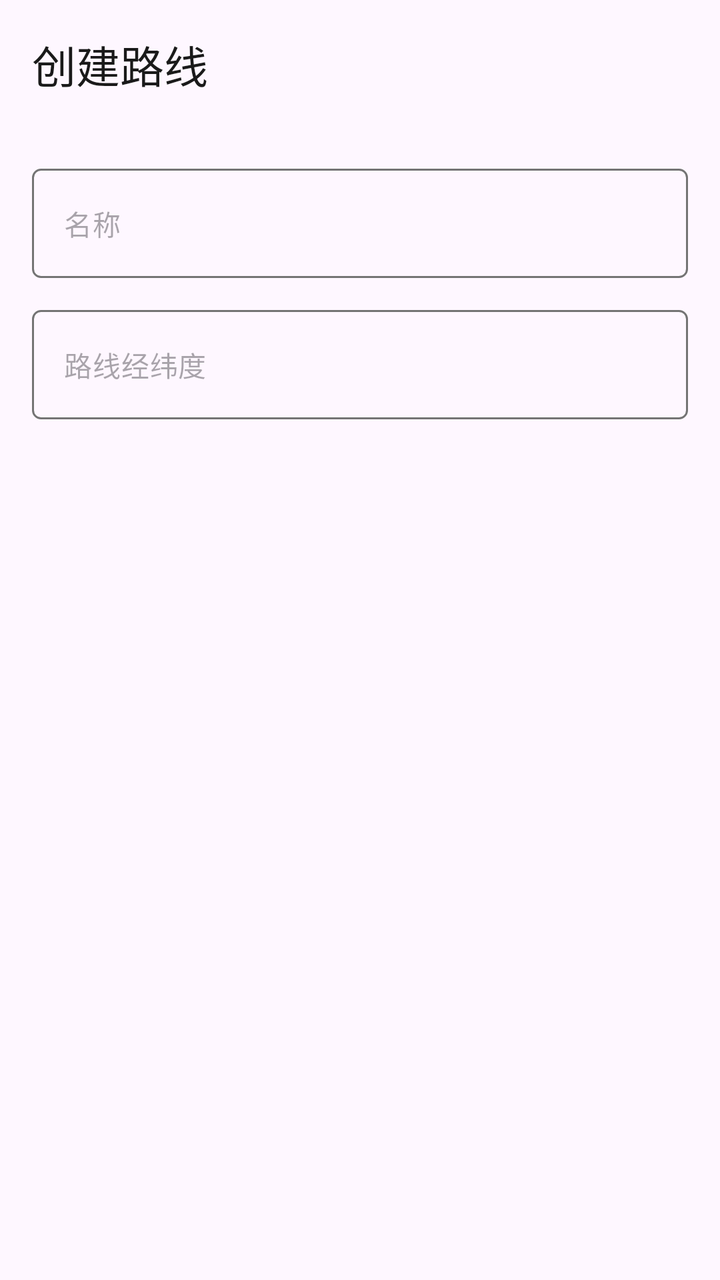
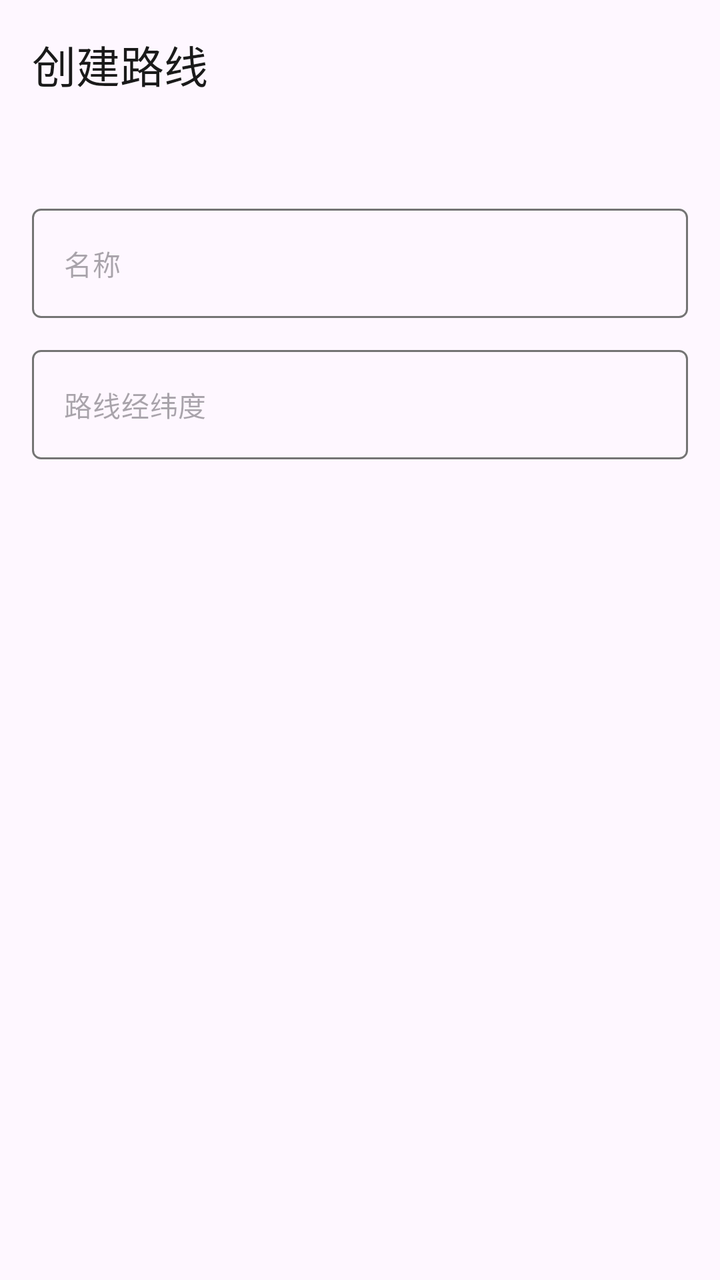

Two renders of the same Android screen: before a commit and after it. Below are the layout's source before the change and the commit's diff.
<!-- AndroidManifest.xml: application theme AppTheme -->
<!-- res/layout/dialog_add_route.xml -->
<?xml version="1.0" encoding="utf-8"?>
<LinearLayout
    xmlns:android="http://schemas.android.com/apk/res/android"
    xmlns:app="http://schemas.android.com/apk/res-auto"
    android:layout_width="match_parent"
    android:layout_height="wrap_content"
    android:orientation="vertical"
    android:padding="16dp">

        <TextView
            android:layout_width="match_parent"
            android:layout_height="wrap_content"
            android:text="@string/add_route"
            android:textAppearance="?attr/textAppearanceTitleLarge"
            android:textColor="?attr/colorOnSurface"
            android:paddingBottom="20dp"/>

        <com.google.android.material.textfield.TextInputLayout
            android:layout_width="match_parent"
            android:layout_height="wrap_content"
            android:layout_marginTop="16dp"
            app:boxBackgroundMode="none"
            app:hintEnabled="false"
            >

            <com.google.android.material.textfield.TextInputEditText
                android:id="@+id/etRouteName"
                android:layout_width="match_parent"
                android:layout_height="wrap_content"
                android:imeOptions="actionNext"
                android:inputType="text"
                android:singleLine="true"
                android:textColor="?attr/colorOnSurface"
                android:textAppearance="@style/TextAppearance.Material3.BodyMedium"
                android:hint="@string/name"
                android:background="@drawable/edit_text_box">

                
            </com.google.android.material.textfield.TextInputEditText>
        </com.google.android.material.textfield.TextInputLayout>

        <com.google.android.material.textfield.TextInputLayout
            android:layout_width="match_parent"
            android:layout_height="wrap_content"
            android:layout_marginTop="16dp"
            app:boxBackgroundMode="none"
            app:hintEnabled="false"
            >

            <com.google.android.material.textfield.TextInputEditText
                android:id="@+id/etRouteSet"
                android:layout_width="match_parent"
                android:layout_height="wrap_content"
                android:imeOptions="actionNext"
                android:inputType="text"
                android:singleLine="true"
                android:textColor="?attr/colorOnSurface"
                android:textAppearance="@style/TextAppearance.Material3.BodyMedium"
                android:hint="@string/route_set"
                android:background="@drawable/edit_text_box">
            </com.google.android.material.textfield.TextInputEditText>
        </com.google.android.material.textfield.TextInputLayout>

</LinearLayout>
<!-- resources referenced by this layout -->
<resources>
  <!-- drawable edit_text_box (drawable) -->
  <?xml version="1.0" encoding="utf-8"?>
  <selector xmlns:android="http://schemas.android.com/apk/res/android">
      <item android:state_focused="true">
          <shape android:shape="rectangle">
              <solid android:color="@android:color/transparent" />
              <stroke android:width="2dp" android:color="?attr/colorPrimary" />
              <corners android:radius="4dp" />
          </shape>
      </item>
      <item>
          <shape android:shape="rectangle">
              <solid android:color="@android:color/transparent" />
              <stroke android:width="1dp" android:color="?attr/colorOutline" />
              <corners android:radius="4dp" />
          </shape>
      </item>
  </selector>
  <string name="add_route">创建路线</string>
  <string name="name">名称</string>
  <string name="route_set">路线经纬度</string>
  <style name="AppTheme" parent="Theme.Material3.Light.NoActionBar">
          
          <item name="colorPrimary">#5F5F5F</item>
          <item name="colorOnPrimary">#FFFFFF</item>
          <item name="colorPrimaryContainer">#E0E0E0</item>
          <item name="colorOnPrimaryContainer">#1E1E1E</item>
          <item name="colorSecondary">#494949</item>
          <item name="colorOnSecondary">#FFFFFF</item>
          <item name="colorSecondaryContainer">#E7E7E7</item>
          <item name="colorOnSecondaryContainer">#2A2A2A</item>
          <item name="colorSurface">#FFFFFF</item>
          <item name="colorOnSurface">#1A1A1A</item>
          <item name="colorSurfaceVariant">#F0F0F0</item>
          <item name="colorOnSurfaceVariant">#5F5F5F</item>
          <item name="colorOutline">#747474</item>
  
          
          <item name="android:statusBarColor">@android:color/transparent</item>
          <item name="android:windowDrawsSystemBarBackgrounds">true</item>
          <item name="android:windowTranslucentStatus">true</item>
          <item name="windowActionModeOverlay">true</item>
          <item name="windowActionBar">false</item>
          <item name="windowNoTitle">true</item>
  
          
          <item name="searchViewStyle">@style/Portal.SearchViewStyle</item>
          <item name="sliderStyle">@style/Portal.SliderTheme</item>
          <item name="android:popupMenuStyle">@style/PortalPopupMenuStyle</item>
      </style>
  <style name="Portal.SearchViewStyle" parent="Widget.AppCompat.SearchView" />
  <style name="Portal.SliderTheme" parent="Widget.Material3.Slider" />
  <style name="PortalPopupMenuStyle" parent="Widget.Material3.PopupMenu">
          <item name="android:popupAnimationStyle">@style/PortalPopupAnimation</item>
      </style>
  <style name="PortalPopupAnimation">
          <item name="android:windowEnterAnimation">@anim/popup_in_top_end</item>
          <item name="android:windowExitAnimation">@anim/popup_out_top_end</item>
      </style>
</resources>

<!-- the commit's change to res/layout/dialog_add_route.xml (unified diff, before → after) -->
@@ -13,7 +13,7 @@
             android:text="@string/add_route"
             android:textAppearance="?attr/textAppearanceTitleLarge"
             android:textColor="?attr/colorOnSurface"
-            android:paddingBottom="20dp"/>
+            android:paddingBottom="40dp"/>
 
         <com.google.android.material.textfield.TextInputLayout
             android:layout_width="match_parent"
